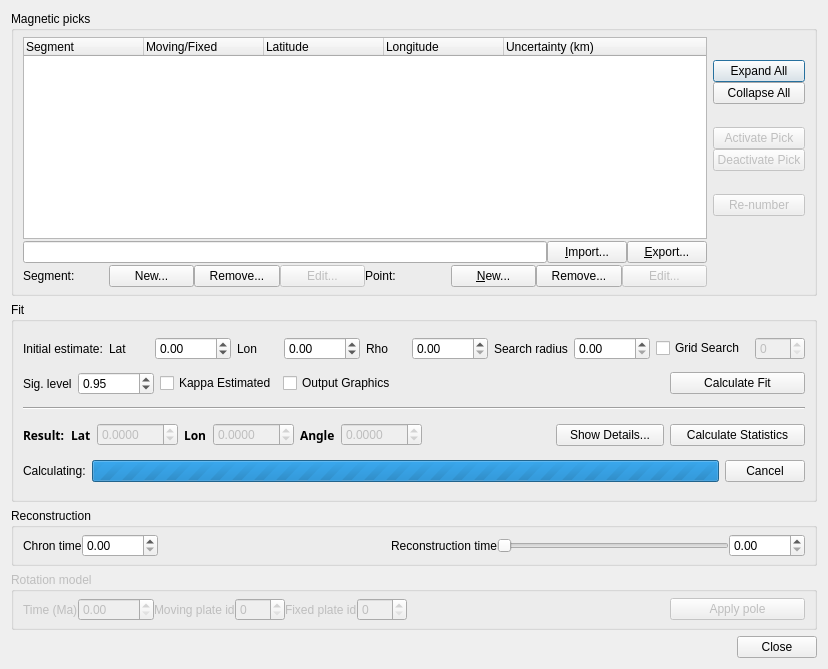
This is src/qt-widgets/HellingerDialogUi.ui in GPlates/GPlates as Qt 5 draws it before an edit. The edited form follows.
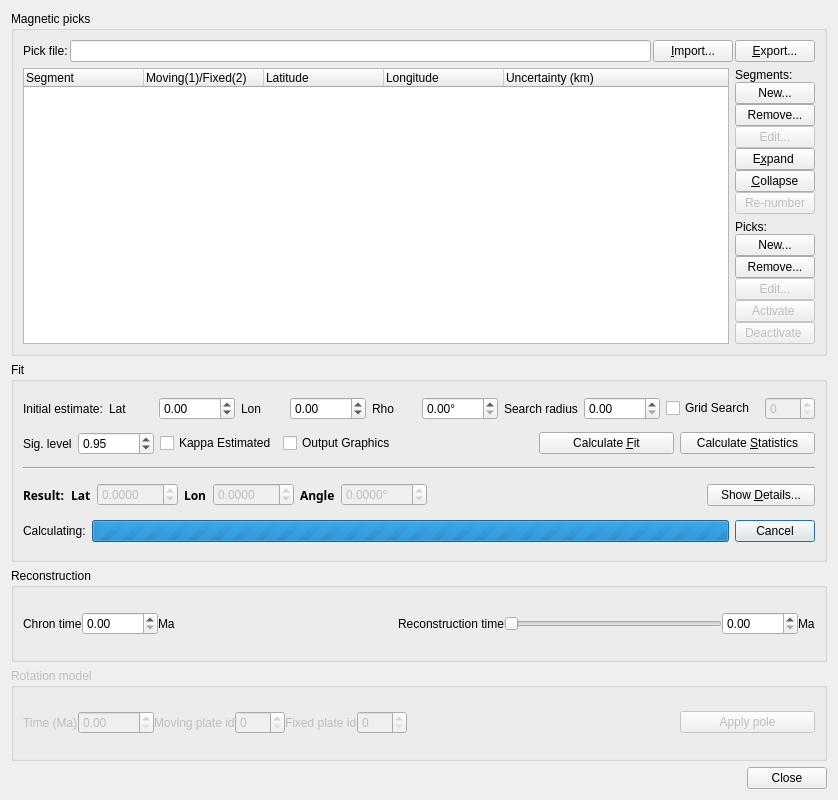
This is the edited form.

Commit message: (hellinger) Trying out an alternative dialog layout for the Hellinger tool.

What changed in the file:
```diff
--- a/src/qt-widgets/HellingerDialogUi.ui
+++ b/src/qt-widgets/HellingerDialogUi.ui
@@ -6,244 +6,34 @@
    <rect>
     <x>0</x>
     <y>0</y>
-    <width>828</width>
-    <height>669</height>
+    <width>838</width>
+    <height>800</height>
    </rect>
   </property>
   <property name="maximumSize">
    <size>
-    <width>828</width>
-    <height>700</height>
+    <width>838</width>
+    <height>800</height>
    </size>
   </property>
   <property name="windowTitle">
    <string>Hellinger Fitting Tool</string>
   </property>
   <layout class="QGridLayout" name="gridLayout_5">
-   <item row="0" column="0" colspan="2">
-    <widget class="QGroupBox" name="groupbox_picks">
-     <property name="maximumSize">
+   <item row="5" column="1">
+    <spacer name="horizontalSpacer_2">
+     <property name="orientation">
+      <enum>Qt::Horizontal</enum>
+     </property>
+     <property name="sizeHint" stdset="0">
       <size>
-       <width>820</width>
-       <height>400</height>
+       <width>40</width>
+       <height>20</height>
       </size>
      </property>
-     <property name="title">
-      <string>Magnetic picks</string>
-     </property>
-     <layout class="QGridLayout" name="gridLayout">
-      <property name="topMargin">
-       <number>6</number>
-      </property>
-      <property name="bottomMargin">
-       <number>6</number>
-      </property>
-      <property name="horizontalSpacing">
-       <number>6</number>
-      </property>
-      <property name="verticalSpacing">
-       <number>2</number>
-      </property>
-      <item row="0" column="0">
-       <widget class="QTreeWidget" name="tree_widget_picks">
-        <property name="minimumSize">
-         <size>
-          <width>630</width>
-          <height>0</height>
-         </size>
-        </property>
-        <property name="maximumSize">
-         <size>
-          <width>16777215</width>
-          <height>250</height>
-         </size>
-        </property>
-        <attribute name="headerDefaultSectionSize">
-         <number>120</number>
-        </attribute>
-        <attribute name="headerMinimumSectionSize">
-         <number>40</number>
-        </attribute>
-        <column>
-         <property name="text">
-          <string>Segment</string>
-         </property>
-        </column>
-        <column>
-         <property name="text">
-          <string>Moving/Fixed</string>
-         </property>
-        </column>
-        <column>
-         <property name="text">
-          <string>Latitude</string>
-         </property>
-        </column>
-        <column>
-         <property name="text">
-          <string>Longitude</string>
-         </property>
-        </column>
-        <column>
-         <property name="text">
-          <string>Uncertainty (km)</string>
-         </property>
-        </column>
-       </widget>
-      </item>
-      <item row="0" column="1">
-       <layout class="QVBoxLayout" name="verticalLayout_3">
-        <item>
-         <layout class="QVBoxLayout" name="verticalLayout">
-          <item>
-           <widget class="QPushButton" name="button_expand_all">
-            <property name="text">
-             <string>Expand All</string>
-            </property>
-           </widget>
-          </item>
-          <item>
-           <widget class="QPushButton" name="button_collapse_all">
-            <property name="text">
-             <string>Collapse All</string>
-            </property>
-           </widget>
-          </item>
-         </layout>
-        </item>
-        <item>
-         <layout class="QVBoxLayout" name="verticalLayout_2">
-          <item>
-           <widget class="QPushButton" name="button_activate_pick">
-            <property name="enabled">
-             <bool>false</bool>
-            </property>
-            <property name="text">
-             <string>Activate Pick</string>
-            </property>
-           </widget>
-          </item>
-          <item>
-           <widget class="QPushButton" name="button_deactivate_pick">
-            <property name="enabled">
-             <bool>false</bool>
-            </property>
-            <property name="text">
-             <string>Deactivate Pick</string>
-            </property>
-           </widget>
-          </item>
-         </layout>
-        </item>
-        <item>
-         <widget class="QPushButton" name="button_renumber">
-          <property name="enabled">
-           <bool>false</bool>
-          </property>
-          <property name="text">
-           <string>Re-number</string>
-          </property>
-         </widget>
-        </item>
-       </layout>
-      </item>
-      <item row="1" column="0">
-       <layout class="QHBoxLayout" name="horizontalLayout_6">
-        <item>
-         <widget class="QLineEdit" name="line_import_file"/>
-        </item>
-        <item>
-         <widget class="QPushButton" name="button_import_file">
-          <property name="text">
-           <string>&amp;Import...</string>
-          </property>
-         </widget>
-        </item>
-        <item>
-         <widget class="QPushButton" name="button_export_file">
-          <property name="text">
-           <string>&amp;Export...</string>
-          </property>
-         </widget>
-        </item>
-       </layout>
-      </item>
-      <item row="2" column="0">
-       <layout class="QHBoxLayout" name="horizontalLayout">
-        <item>
-         <widget class="QLabel" name="label_7">
-          <property name="text">
-           <string>Segment:</string>
-          </property>
-         </widget>
-        </item>
-        <item>
-         <widget class="QPushButton" name="button_new_segment">
-          <property name="text">
-           <string>New...</string>
-          </property>
-         </widget>
-        </item>
-        <item>
-         <widget class="QPushButton" name="button_remove_segment">
-          <property name="text">
-           <string>Remove...</string>
-          </property>
-         </widget>
-        </item>
-        <item>
-         <widget class="QPushButton" name="button_edit_segment">
-          <property name="enabled">
-           <bool>false</bool>
-          </property>
-          <property name="text">
-           <string>Edit...</string>
-          </property>
-          <property name="iconSize">
-           <size>
-            <width>10</width>
-            <height>24</height>
-           </size>
-          </property>
-         </widget>
-        </item>
-        <item>
-         <widget class="QLabel" name="label_8">
-          <property name="text">
-           <string>Point:</string>
-          </property>
-         </widget>
-        </item>
-        <item>
-         <widget class="QPushButton" name="button_new_point">
-          <property name="text">
-           <string>&amp;New...</string>
-          </property>
-         </widget>
-        </item>
-        <item>
-         <widget class="QPushButton" name="button_remove_point">
-          <property name="text">
-           <string>Remove...</string>
-          </property>
-         </widget>
-        </item>
-        <item>
-         <widget class="QPushButton" name="button_edit_point">
-          <property name="enabled">
-           <bool>false</bool>
-          </property>
-          <property name="text">
-           <string>Edit...</string>
-          </property>
-         </widget>
-        </item>
-       </layout>
-      </item>
-     </layout>
-    </widget>
+    </spacer>
    </item>
-   <item row="1" column="0" colspan="2">
+   <item row="2" column="1" colspan="2">
     <widget class="QGroupBox" name="groupbox_fit">
      <property name="sizePolicy">
       <sizepolicy hsizetype="Preferred" vsizetype="MinimumExpanding">
@@ -261,6 +51,37 @@
       <string>Fit</string>
      </property>
      <layout class="QGridLayout" name="gridLayout_2">
+      <item row="4" column="0">
+       <layout class="QHBoxLayout" name="horizontalLayout_3">
+        <item>
+         <widget class="QLabel" name="label_2">
+          <property name="text">
+           <string>Calculating:</string>
+          </property>
+         </widget>
+        </item>
+        <item>
+         <widget class="QProgressBar" name="progress_bar">
+          <property name="maximum">
+           <number>0</number>
+          </property>
+          <property name="value">
+           <number>0</number>
+          </property>
+          <property name="textVisible">
+           <bool>false</bool>
+          </property>
+         </widget>
+        </item>
+        <item>
+         <widget class="QPushButton" name="button_cancel">
+          <property name="text">
+           <string>Cancel</string>
+          </property>
+         </widget>
+        </item>
+       </layout>
+      </item>
       <item row="0" column="0">
        <layout class="QHBoxLayout" name="horizontalLayout_4">
         <item>
@@ -331,6 +152,9 @@
             <height>0</height>
            </size>
           </property>
+          <property name="suffix">
+           <string>°</string>
+          </property>
          </widget>
         </item>
         <item>
@@ -368,102 +192,13 @@
             <height>0</height>
            </size>
           </property>
-         </widget>
-        </item>
-       </layout>
-      </item>
-      <item row="1" column="0">
-       <layout class="QHBoxLayout" name="horizontalLayout_7">
-        <item>
-         <widget class="QLabel" name="label">
-          <property name="maximumSize">
-           <size>
-            <width>60</width>
-            <height>16777215</height>
-           </size>
+          <property name="toolTip">
+           <string>Grid search iterations</string>
           </property>
-          <property name="text">
-           <string>Sig. level</string>
-          </property>
          </widget>
         </item>
-        <item>
-         <widget class="QDoubleSpinBox" name="spinbox_sig_level">
-          <property name="minimumSize">
-           <size>
-            <width>76</width>
-            <height>0</height>
-           </size>
-          </property>
-          <property name="maximumSize">
-           <size>
-            <width>70</width>
-            <height>16777215</height>
-           </size>
-          </property>
-          <property name="value">
-           <double>0.950000000000000</double>
-          </property>
-         </widget>
-        </item>
-        <item>
-         <widget class="QCheckBox" name="checkbox_kappa">
-          <property name="text">
-           <string>Kappa Estimated</string>
-          </property>
-         </widget>
-        </item>
-        <item>
-         <widget class="QCheckBox" name="checkbox_graphics">
-          <property name="text">
-           <string>Output Graphics</string>
-          </property>
-         </widget>
-        </item>
-        <item>
-         <spacer name="horizontalSpacer_5">
-          <property name="orientation">
-           <enum>Qt::Horizontal</enum>
-          </property>
-          <property name="sizeHint" stdset="0">
-           <size>
-            <width>40</width>
-            <height>20</height>
-           </size>
-          </property>
-         </spacer>
-        </item>
-        <item>
-         <widget class="QPushButton" name="button_calculate_fit">
-          <property name="enabled">
-           <bool>true</bool>
-          </property>
-          <property name="minimumSize">
-           <size>
-            <width>135</width>
-            <height>0</height>
-           </size>
-          </property>
-          <property name="maximumSize">
-           <size>
-            <width>120</width>
-            <height>16777215</height>
-           </size>
-          </property>
-          <property name="text">
-           <string>Calculate Fit</string>
-          </property>
-         </widget>
-        </item>
        </layout>
       </item>
-      <item row="2" column="0">
-       <widget class="Line" name="line1_2">
-        <property name="orientation">
-         <enum>Qt::Horizontal</enum>
-        </property>
-       </widget>
-      </item>
       <item row="3" column="0">
        <layout class="QHBoxLayout" name="horizontalLayout_8">
         <item>
@@ -579,6 +314,9 @@
               <height>0</height>
              </size>
             </property>
+            <property name="suffix">
+             <string>°</string>
+            </property>
             <property name="decimals">
              <number>4</number>
             </property>
@@ -614,7 +352,99 @@
            </size>
           </property>
           <property name="text">
-           <string>Show Details...</string>
+           <string>Show &amp;Details...</string>
+          </property>
+         </widget>
+        </item>
+       </layout>
+      </item>
+      <item row="2" column="0">
+       <widget class="Line" name="line1_2">
+        <property name="orientation">
+         <enum>Qt::Horizontal</enum>
+        </property>
+       </widget>
+      </item>
+      <item row="1" column="0">
+       <layout class="QHBoxLayout" name="horizontalLayout_7">
+        <item>
+         <widget class="QLabel" name="label">
+          <property name="maximumSize">
+           <size>
+            <width>60</width>
+            <height>16777215</height>
+           </size>
+          </property>
+          <property name="text">
+           <string>Sig. level</string>
+          </property>
+         </widget>
+        </item>
+        <item>
+         <widget class="QDoubleSpinBox" name="spinbox_sig_level">
+          <property name="minimumSize">
+           <size>
+            <width>76</width>
+            <height>0</height>
+           </size>
+          </property>
+          <property name="maximumSize">
+           <size>
+            <width>70</width>
+            <height>16777215</height>
+           </size>
+          </property>
+          <property name="value">
+           <double>0.950000000000000</double>
+          </property>
+         </widget>
+        </item>
+        <item>
+         <widget class="QCheckBox" name="checkbox_kappa">
+          <property name="text">
+           <string>Kappa Estimated</string>
+          </property>
+         </widget>
+        </item>
+        <item>
+         <widget class="QCheckBox" name="checkbox_graphics">
+          <property name="text">
+           <string>Output Graphics</string>
+          </property>
+         </widget>
+        </item>
+        <item>
+         <spacer name="horizontalSpacer_5">
+          <property name="orientation">
+           <enum>Qt::Horizontal</enum>
+          </property>
+          <property name="sizeHint" stdset="0">
+           <size>
+            <width>40</width>
+            <height>20</height>
+           </size>
+          </property>
+         </spacer>
+        </item>
+        <item>
+         <widget class="QPushButton" name="button_calculate_fit">
+          <property name="enabled">
+           <bool>true</bool>
+          </property>
+          <property name="minimumSize">
+           <size>
+            <width>135</width>
+            <height>0</height>
+           </size>
+          </property>
+          <property name="maximumSize">
+           <size>
+            <width>120</width>
+            <height>16777215</height>
+           </size>
+          </property>
+          <property name="text">
+           <string>Calculate &amp;Fit</string>
           </property>
          </widget>
         </item>
@@ -627,38 +457,7 @@
            </size>
           </property>
           <property name="text">
-           <string>Calculate Statistics</string>
-          </property>
-         </widget>
-        </item>
-       </layout>
-      </item>
-      <item row="4" column="0">
-       <layout class="QHBoxLayout" name="horizontalLayout_3">
-        <item>
-         <widget class="QLabel" name="label_2">
-          <property name="text">
-           <string>Calculating:</string>
-          </property>
-         </widget>
-        </item>
-        <item>
-         <widget class="QProgressBar" name="progress_bar">
-          <property name="maximum">
-           <number>0</number>
-          </property>
-          <property name="value">
-           <number>0</number>
-          </property>
-          <property name="textVisible">
-           <bool>false</bool>
-          </property>
-         </widget>
-        </item>
-        <item>
-         <widget class="QPushButton" name="button_cancel">
-          <property name="text">
-           <string>Cancel</string>
+           <string>Calculate &amp;Statistics</string>
           </property>
          </widget>
         </item>
@@ -667,7 +466,7 @@
      </layout>
     </widget>
    </item>
-   <item row="2" column="0" colspan="2">
+   <item row="3" column="1" colspan="2">
     <widget class="QGroupBox" name="groupbox_recon">
      <property name="maximumSize">
       <size>
@@ -710,6 +509,13 @@
           </property>
          </widget>
         </item>
+        <item>
+         <widget class="QLabel" name="label_3">
+          <property name="text">
+           <string>Ma</string>
+          </property>
+         </widget>
+        </item>
         <item>
          <spacer name="horizontalSpacer_4">
           <property name="orientation">
@@ -750,25 +556,19 @@
           </property>
          </widget>
         </item>
+        <item>
+         <widget class="QLabel" name="label_4">
+          <property name="text">
+           <string>Ma</string>
+          </property>
+         </widget>
+        </item>
        </layout>
       </item>
      </layout>
     </widget>
    </item>
-   <item row="4" column="0">
-    <spacer name="horizontalSpacer_2">
-     <property name="orientation">
-      <enum>Qt::Horizontal</enum>
-     </property>
-     <property name="sizeHint" stdset="0">
-      <size>
-       <width>40</width>
-       <height>20</height>
-      </size>
-     </property>
-    </spacer>
-   </item>
-   <item row="3" column="0" colspan="2">
+   <item row="4" column="1" colspan="2">
     <widget class="QGroupBox" name="groupbox_rotation">
      <property name="enabled">
       <bool>false</bool>
@@ -882,7 +682,7 @@
      </layout>
     </widget>
    </item>
-   <item row="4" column="1">
+   <item row="5" column="2">
     <widget class="QDialogButtonBox" name="button_close">
      <property name="sizePolicy">
       <sizepolicy hsizetype="Preferred" vsizetype="Fixed">
@@ -898,6 +698,234 @@
      </property>
     </widget>
    </item>
+   <item row="1" column="1" colspan="2">
+    <widget class="QGroupBox" name="groupbox_picks">
+     <property name="minimumSize">
+      <size>
+       <width>0</width>
+       <height>300</height>
+      </size>
+     </property>
+     <property name="maximumSize">
+      <size>
+       <width>820</width>
+       <height>500</height>
+      </size>
+     </property>
+     <property name="title">
+      <string>Magnetic picks</string>
+     </property>
+     <layout class="QGridLayout" name="gridLayout">
+      <property name="horizontalSpacing">
+       <number>6</number>
+      </property>
+      <item row="1" column="0" rowspan="2">
+       <widget class="QTreeWidget" name="tree_widget_picks">
+        <property name="minimumSize">
+         <size>
+          <width>500</width>
+          <height>250</height>
+         </size>
+        </property>
+        <property name="maximumSize">
+         <size>
+          <width>16777215</width>
+          <height>500</height>
+         </size>
+        </property>
+        <attribute name="headerDefaultSectionSize">
+         <number>120</number>
+        </attribute>
+        <attribute name="headerMinimumSectionSize">
+         <number>40</number>
+        </attribute>
+        <column>
+         <property name="text">
+          <string>Segment</string>
+         </property>
+        </column>
+        <column>
+         <property name="text">
+          <string>Moving(1)/Fixed(2)</string>
+         </property>
+        </column>
+        <column>
+         <property name="text">
+          <string>Latitude</string>
+         </property>
+        </column>
+        <column>
+         <property name="text">
+          <string>Longitude</string>
+         </property>
+        </column>
+        <column>
+         <property name="text">
+          <string>Uncertainty (km)</string>
+         </property>
+        </column>
+       </widget>
+      </item>
+      <item row="2" column="1">
+       <layout class="QVBoxLayout" name="verticalLayout_2">
+        <property name="spacing">
+         <number>0</number>
+        </property>
+        <item>
+         <widget class="QLabel" name="label_8">
+          <property name="text">
+           <string>Picks:</string>
+          </property>
+         </widget>
+        </item>
+        <item>
+         <widget class="QPushButton" name="button_new_point">
+          <property name="text">
+           <string>New...</string>
+          </property>
+         </widget>
+        </item>
+        <item>
+         <widget class="QPushButton" name="button_remove_point">
+          <property name="text">
+           <string>Remove...</string>
+          </property>
+         </widget>
+        </item>
+        <item>
+         <widget class="QPushButton" name="button_edit_point">
+          <property name="enabled">
+           <bool>false</bool>
+          </property>
+          <property name="text">
+           <string>Edit...</string>
+          </property>
+         </widget>
+        </item>
+        <item>
+         <widget class="QPushButton" name="button_activate_pick">
+          <property name="enabled">
+           <bool>false</bool>
+          </property>
+          <property name="text">
+           <string>Activate </string>
+          </property>
+         </widget>
+        </item>
+        <item>
+         <widget class="QPushButton" name="button_deactivate_pick">
+          <property name="enabled">
+           <bool>false</bool>
+          </property>
+          <property name="text">
+           <string>Deactivate </string>
+          </property>
+         </widget>
+        </item>
+       </layout>
+      </item>
+      <item row="1" column="1">
+       <layout class="QVBoxLayout" name="verticalLayout">
+        <property name="spacing">
+         <number>0</number>
+        </property>
+        <item>
+         <widget class="QLabel" name="label_7">
+          <property name="text">
+           <string>Segments:</string>
+          </property>
+         </widget>
+        </item>
+        <item>
+         <widget class="QPushButton" name="button_new_segment">
+          <property name="text">
+           <string>New...</string>
+          </property>
+         </widget>
+        </item>
+        <item>
+         <widget class="QPushButton" name="button_remove_segment">
+          <property name="text">
+           <string>Remove...</string>
+          </property>
+         </widget>
+        </item>
+        <item>
+         <widget class="QPushButton" name="button_edit_segment">
+          <property name="enabled">
+           <bool>false</bool>
+          </property>
+          <property name="text">
+           <string>Edit...</string>
+          </property>
+          <property name="iconSize">
+           <size>
+            <width>10</width>
+            <height>24</height>
+           </size>
+          </property>
+         </widget>
+        </item>
+        <item>
+         <widget class="QPushButton" name="button_expand_all">
+          <property name="text">
+           <string>E&amp;xpand </string>
+          </property>
+         </widget>
+        </item>
+        <item>
+         <widget class="QPushButton" name="button_collapse_all">
+          <property name="text">
+           <string>&amp;Collapse</string>
+          </property>
+         </widget>
+        </item>
+        <item>
+         <widget class="QPushButton" name="button_renumber">
+          <property name="enabled">
+           <bool>false</bool>
+          </property>
+          <property name="text">
+           <string>Re-number</string>
+          </property>
+         </widget>
+        </item>
+       </layout>
+      </item>
+      <item row="0" column="0" colspan="2">
+       <layout class="QHBoxLayout" name="horizontalLayout_6">
+        <property name="spacing">
+         <number>2</number>
+        </property>
+        <item>
+         <widget class="QLabel" name="label_10">
+          <property name="text">
+           <string>Pick file:</string>
+          </property>
+         </widget>
+        </item>
+        <item>
+         <widget class="QLineEdit" name="line_import_file"/>
+        </item>
+        <item>
+         <widget class="QPushButton" name="button_import_file">
+          <property name="text">
+           <string>&amp;Import...</string>
+          </property>
+         </widget>
+        </item>
+        <item>
+         <widget class="QPushButton" name="button_export_file">
+          <property name="text">
+           <string>&amp;Export...</string>
+          </property>
+         </widget>
+        </item>
+       </layout>
+      </item>
+     </layout>
+    </widget>
+   </item>
   </layout>
  </widget>
  <resources/>
```
